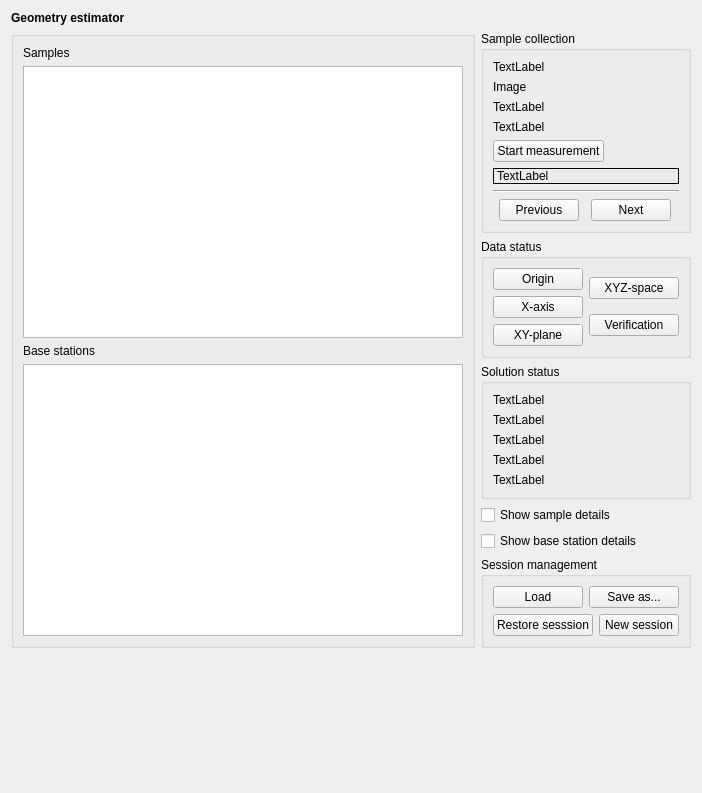
This is src/cfclient/ui/widgets/geo_estimator.ui in bitcraze/crazyflie-clients-python as Qt 5 draws it before an edit. The edited form follows.
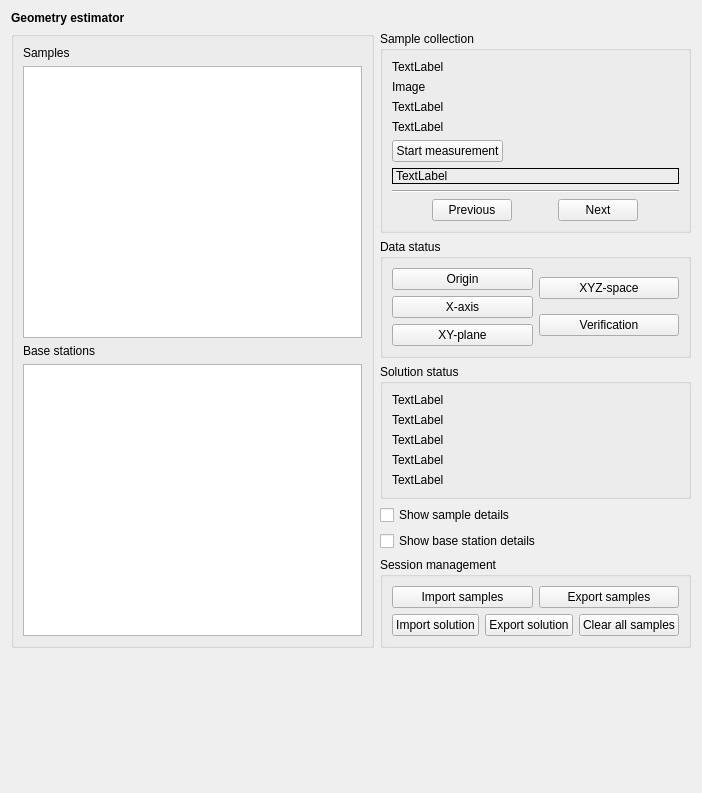
This is the edited form.

Commit message: Moved import/export buttons and removed restore session button

What changed in the file:
```diff
--- a/src/cfclient/ui/widgets/geo_estimator.ui
+++ b/src/cfclient/ui/widgets/geo_estimator.ui
@@ -375,14 +375,14 @@
             <item>
              <widget class="QPushButton" name="_load_button">
               <property name="text">
-               <string>Load</string>
+               <string>Import samples</string>
               </property>
              </widget>
             </item>
             <item>
              <widget class="QPushButton" name="_save_button">
               <property name="text">
-               <string>Save as...</string>
+               <string>Export samples</string>
               </property>
              </widget>
             </item>
@@ -393,14 +393,21 @@
             <item>
              <widget class="QPushButton" name="_restore_button">
               <property name="text">
-               <string>Restore sesssion</string>
+               <string>Import solution</string>
+              </property>
+             </widget>
+            </item>
+            <item>
+             <widget class="QPushButton" name="_export_solution_button">
+              <property name="text">
+               <string>Export solution</string>
               </property>
              </widget>
             </item>
             <item>
              <widget class="QPushButton" name="_clear_all_button">
               <property name="text">
-               <string>New session</string>
+               <string>Clear all samples</string>
               </property>
              </widget>
             </item>
```
Left out of the diff: 6 changed lines with no effect on the pictures. The commit also changes 3 other files.
